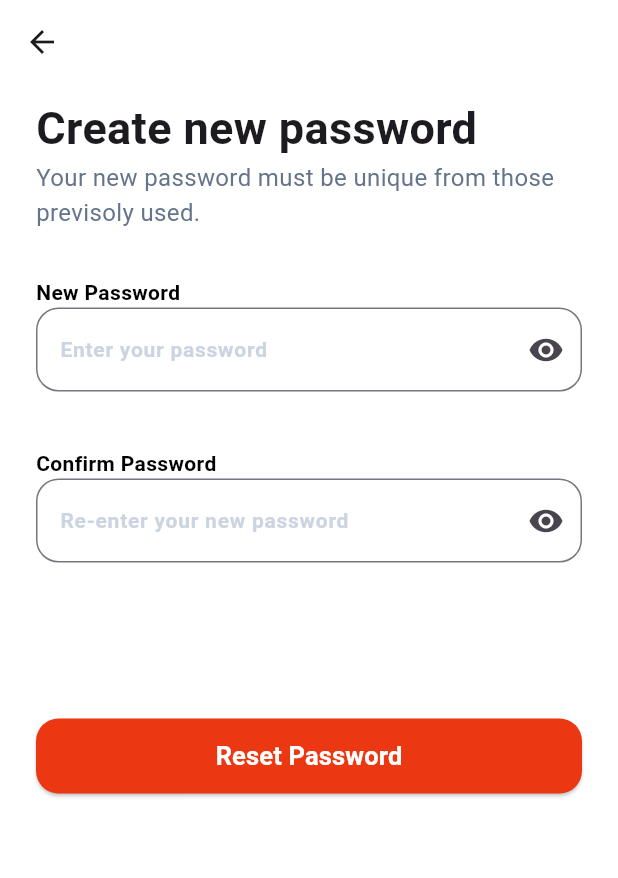
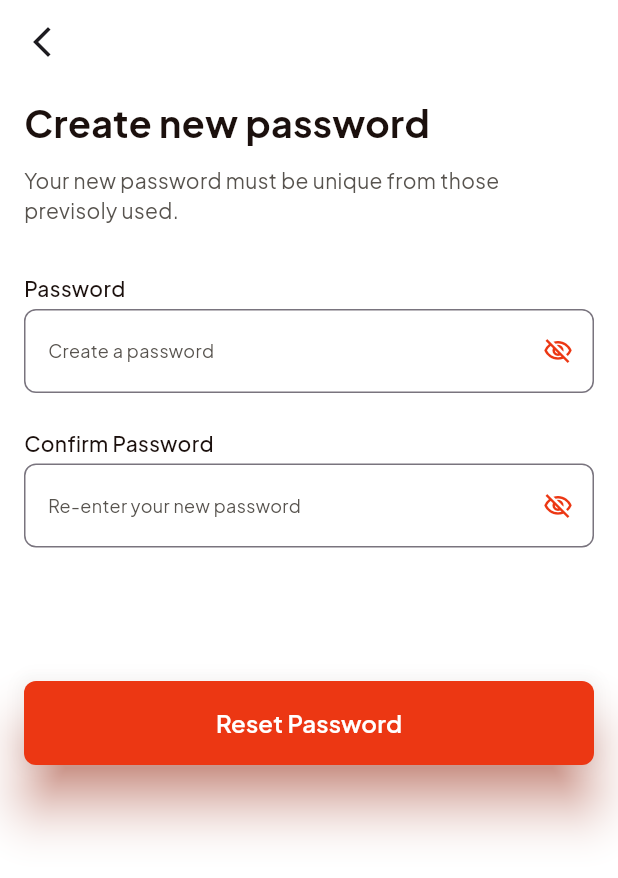
Before and after one commit to yousef1719/graduation_project_nti, a Flutter app: the CreatePasswordScreen screen opened directly, on a phone screen of 412 x 824 dp. Shown: the top 878 px of the screen. Run offline on Flutter 3.47's test engine with Material 3 defaults, Android fonts, the phone set to English and light mode, and no system bars; our stand-ins replace flutter_svg.

Commit message:
Editing In Screens

```diff
--- a/lib/core/constants/app_images.dart
+++ b/lib/core/constants/app_images.dart
@@ -2,4 +2,6 @@ class AppImages {
   static const String logo = 'assets/images/svgicons/logo.svg';
   static const String backgroundOnboarding =
       'assets/images/background/Background_onboarding.png';
+  static const String facbookLogo = 'assets/images/svgicons/facebook.svg';
+  static const String googleLogo = 'assets/images/svgicons/google.svg';
 }
--- /dev/null
+++ b/lib/core/shared_widgets/custom_elevated_button.dart
@@ -0,0 +1,37 @@
+// ignore_for_file: deprecated_member_use
+
+import 'package:flutter/material.dart';
+import 'package:graduation_project_nti/core/constants/app_colors.dart';
+import 'package:graduation_project_nti/core/shared_widgets/custom_text.dart';
+
+class CustomElevatedButton extends StatelessWidget {
+  const CustomElevatedButton({
+    super.key,
+    required this.onPressed,
+    required this.text,
+  });
+  final String text;
+  final void Function() onPressed;
+
+  @override
+  Widget build(BuildContext context) {
+    return ElevatedButton(
+      style: ElevatedButton.styleFrom(
+        backgroundColor: Color(0xffEC3713),
+        minimumSize: Size(double.infinity, 56),
+        elevation: 15,
+        shadowColor: AppColors.primaryColor.withOpacity(1),
+        shape: RoundedRectangleBorder(
+          borderRadius: BorderRadiusGeometry.circular(8),
+        ),
+      ),
+      onPressed: onPressed,
+      child: CustomText(
+        text: text,
+        fontSize: 16,
+        color: AppColors.backgroundColor,
+        fontWeight: FontWeight.w600,
+      ),
+    );
+  }
+}
--- a/lib/features/auth/presentation/screens/Create_password_Screen.dart
+++ b/lib/features/auth/presentation/screens/Create_password_Screen.dart
@@ -1,7 +1,9 @@
 import 'package:flutter/material.dart';
+import 'package:graduation_project_nti/core/constants/app_colors.dart';
 import 'package:graduation_project_nti/core/helpers/validators.dart';
+import 'package:graduation_project_nti/core/shared_widgets/custom_elevated_button.dart';
 import 'package:graduation_project_nti/features/auth/presentation/widgets/Header.dart';
-import 'package:graduation_project_nti/features/auth/presentation/widgets/Text_Fieldes.dart';
+import 'package:graduation_project_nti/features/auth/presentation/widgets/custom_text_form_field.dart';
 
 class CreatePasswordScreen extends StatefulWidget {
   const CreatePasswordScreen({super.key});
@@ -17,13 +19,18 @@ class _CreatePasswordScreenState extends State<CreatePasswordScreen> {
   @override
   Widget build(BuildContext context) {
     return Scaffold(
-      backgroundColor: Colors.white,
+      backgroundColor: AppColors.backgroundColor,
       appBar: AppBar(
-        backgroundColor: Colors.white,
-        leading: IconButton(onPressed: () {}, icon: Icon(Icons.arrow_back)),
+        elevation: 0,
+        scrolledUnderElevation: 0,
+        backgroundColor: AppColors.backgroundColor,
+        leading: IconButton(
+          onPressed: () {},
+          icon: Icon(Icons.arrow_back_ios_new),
+        ),
       ),
       body: Padding(
-        padding: const EdgeInsets.symmetric(horizontal: 24.0),
+        padding: const EdgeInsets.symmetric(horizontal: 16),
         child: SingleChildScrollView(
           child: Column(
             children: [
@@ -34,9 +41,9 @@ class _CreatePasswordScreenState extends State<CreatePasswordScreen> {
                     'Your new password must be unique from those previsoly used.',
               ),
               SizedBox(height: 32),
-              TextFieldes(
-                label: 'New Password',
-                hint: 'Enter your password',
+              CustomTextField(
+                labelText: "Password",
+                hintText: "Create a password",
                 obscureText: isVisible,
                 validator: (pass) {
                   return Validator.validatePassword(pass!);
@@ -48,15 +55,21 @@ class _CreatePasswordScreenState extends State<CreatePasswordScreen> {
                     });
                   },
                   icon: Icon(
-                    isVisible ? Icons.visibility : Icons.visibility_off,
+                    isVisible
+                        ? Icons.visibility_off_outlined
+                        : Icons.visibility_outlined,
                   ),
+                  color: isVisible
+                      ? AppColors.primaryColor
+                      : AppColors.hintTextColor,
+                  iconSize: 20,
                 ),
                 controller: newPassword,
               ),
               SizedBox(height: 18),
-              TextFieldes(
-                label: 'Confirm Password',
-                hint: 'Re-enter your new password',
+              CustomTextField(
+                labelText: 'Confirm Password',
+                hintText: 'Re-enter your new password',
                 obscureText: isVisible,
                 validator: (pass) {
                   return Validator.validatePassword(pass!);
@@ -68,31 +81,20 @@ class _CreatePasswordScreenState extends State<CreatePasswordScreen> {
                     });
                   },
                   icon: Icon(
-                    isVisible ? Icons.visibility : Icons.visibility_off,
+                    isVisible
+                        ? Icons.visibility_off_outlined
+                        : Icons.visibility_outlined,
                   ),
+                  color: isVisible
+                      ? AppColors.primaryColor
+                      : AppColors.hintTextColor,
+                  iconSize: 20,
                 ),
-                controller: confirmPassword,
+                controller: newPassword,
               ),
               Card(),
               SizedBox(height: 76),
-              ElevatedButton(
-                onPressed: () {},
-                style: ElevatedButton.styleFrom(
-                  minimumSize: const Size(double.infinity, 50),
-                  backgroundColor: Color(0xffEC3713),
-                  shape: RoundedRectangleBorder(
-                    borderRadius: BorderRadius.all(Radius.circular(15)),
-                  ),
-                ),
-                child: Text(
-                  ('Reset Password'),
-                  style: TextStyle(
-                    fontSize: 17,
-                    fontWeight: FontWeight.w600,
-                    color: Colors.white,
-                  ),
-                ),
-              ),
+              CustomElevatedButton(onPressed: () {}, text: 'Reset Password'),
             ],
           ),
         ),
--- a/lib/features/auth/presentation/widgets/Header.dart
+++ b/lib/features/auth/presentation/widgets/Header.dart
@@ -1,4 +1,8 @@
+// ignore_for_file: file_names
+
 import 'package:flutter/material.dart';
+import 'package:graduation_project_nti/core/constants/app_colors.dart';
+import 'package:graduation_project_nti/core/shared_widgets/custom_text.dart';
 
 class Header extends StatelessWidget {
   const Header({super.key, required this.title, required this.subtitle});
@@ -10,17 +14,18 @@ class Header extends StatelessWidget {
     return Column(
       crossAxisAlignment: CrossAxisAlignment.start,
       children: [
-        Text(
-          title,
-          style: TextStyle(fontSize: 30, fontWeight: FontWeight.w700),
+        CustomText(
+          text: title,
+          fontSize: 25,
+          color: AppColors.textColor,
+          fontWeight: FontWeight.w700,
         ),
-        Text(
-          subtitle,
-          style: TextStyle(
-            fontSize: 16,
-            fontWeight: FontWeight.w400,
-            color: Color(0xff64748B),
-          ),
+        const SizedBox(height: 10),
+        CustomText(
+          text: subtitle,
+          fontSize: 14,
+          color: AppColors.hintTextColor,
+          fontWeight: FontWeight.w400,
         ),
       ],
     );
--- a/lib/features/auth/presentation/widgets/Text_Fieldes.dart
+++ /dev/null
@@ -1,60 +0,0 @@
-import 'package:flutter/material.dart';
-
-class TextFieldes extends StatelessWidget {
-  const TextFieldes({
-    super.key,
-    required this.label,
-    required this.hint,
-    this.suffixIcon,
-    this.obscureText = false,
-    required this.controller,
-    this.validator,
-  });
-  final String label;
-  final String hint;
-  final TextEditingController controller;
-  final Widget? suffixIcon;
-  final String? Function(String?)? validator;
-  final bool? obscureText;
-
-  @override
-  Widget build(BuildContext context) {
-    return Column(
-      crossAxisAlignment: CrossAxisAlignment.start,
-      children: [
-        Text(
-          label,
-          style: TextStyle(
-            fontSize: 14,
-            fontWeight: FontWeight.w600,
-            color: Colors.black,
-          ),
-        ),
-        TextFormField(
-          validator: validator,
-          autovalidateMode: AutovalidateMode.onUserInteraction,
-          obscureText: obscureText!,
-          controller: controller,
-          decoration: InputDecoration(
-            suffixIcon: suffixIcon,
-            label: Text(
-              hint,
-              style: TextStyle(
-                fontSize: 14,
-                fontWeight: FontWeight.w600,
-                color: Color(0xffCBD5E1),
-              ),
-            ),
-            border: OutlineInputBorder(borderRadius: BorderRadius.circular(15)),
-
-            focusedBorder: OutlineInputBorder(
-              borderSide: BorderSide(),
-              borderRadius: BorderRadius.circular(15),
-            ),
-          ),
-        ),
-        SizedBox(height: 20),
-      ],
-    );
-  }
-}
--- a/lib/features/auth/presentation/widgets/custom_TextFormField.dart
+++ b/lib/features/auth/presentation/widgets/custom_text_form_field.dart
@@ -1,4 +1,6 @@
 import 'package:flutter/material.dart';
+import 'package:graduation_project_nti/core/constants/app_colors.dart';
+import 'package:graduation_project_nti/core/shared_widgets/custom_text.dart';
 
 class CustomTextField extends StatelessWidget {
   const CustomTextField({
@@ -10,6 +12,7 @@ class CustomTextField extends StatelessWidget {
     this.suffixIcon,
     this.keyboardType,
     this.maxLines = 1,
+    this.validator,
   });
 
   final String labelText, hintText;
@@ -17,6 +20,7 @@ class CustomTextField extends StatelessWidget {
   final bool? obscureText;
   final Widget? suffixIcon;
   final TextInputType? keyboardType;
+  final String? Function(String?)? validator;
   final int maxLines;
 
   @override
@@ -24,32 +28,36 @@ class CustomTextField extends StatelessWidget {
     return Column(
       crossAxisAlignment: CrossAxisAlignment.start,
       children: [
-        Text(
-          labelText,
-          style: TextStyle(
-            color: Color(0XFF171717),
-            fontSize: 14,
-            fontWeight: FontWeight.w500,
-          ),
+        CustomText(
+          text: labelText,
+          fontSize: 14,
+          color: AppColors.textColor,
+          fontWeight: FontWeight.w500,
         ),
         SizedBox(height: 4),
         TextFormField(
           controller: controller,
-          cursorColor: Color(0xff9A594C),
+          validator: validator,
+          cursorColor: AppColors.primaryColor,
           keyboardType: keyboardType,
           maxLines: maxLines,
           autovalidateMode: AutovalidateMode.onUserInteraction,
           obscureText: obscureText ?? false,
           decoration: InputDecoration(
             suffixIcon: suffixIcon,
-            hint: Text(hintText, style: TextStyle(color: Color(0xff9A594C))),
+            hint: CustomText(
+              text: hintText,
+              fontSize: 12,
+              color: AppColors.hintTextColor,
+            ),
+
             border: OutlineInputBorder(
               borderRadius: BorderRadius.circular(8),
-              borderSide: BorderSide(color: Color(0xffE2E2E2)),
+              borderSide: BorderSide(color: AppColors.hintTextColor),
             ),
             focusedBorder: OutlineInputBorder(
               borderRadius: BorderRadius.circular(8),
-              borderSide: BorderSide(color: Color(0xff9A594C), width: 1),
+              borderSide: BorderSide(color: AppColors.primaryColor, width: 1),
             ),
           ),
         ),
--- a/lib/features/splash/presentation/screens/onboarding_screen.dart
+++ b/lib/features/splash/presentation/screens/onboarding_screen.dart
@@ -1,6 +1,5 @@
 import 'package:flutter/material.dart';
 import 'package:graduation_project_nti/core/constants/app_colors.dart';
-import 'package:graduation_project_nti/core/shared_widgets/custom_text.dart';
 import 'package:graduation_project_nti/features/splash/presentation/widgets/custom_background_onbrdg.dart';
 import 'package:graduation_project_nti/features/splash/presentation/widgets/custom_body_onboarding.dart';
 
--- a/lib/features/splash/presentation/screens/splash_screen.dart
+++ b/lib/features/splash/presentation/screens/splash_screen.dart
@@ -1,3 +1,5 @@
+// ignore_for_file: deprecated_member_use
+
 import 'dart:async';
 import 'package:flutter/material.dart';
 import 'package:flutter_svg/flutter_svg.dart';
```
Also changed, not shown: lib/features/auth/presentation/screens/register_screen.dart (+57 -78 lines), lib/features/splash/presentation/widgets/custom_body_onboarding.dart (+24 -17 lines), pubspec.yaml (+4 -5 lines), assets/images/svgicons/facebook.svg (renamed from assets/icons/facebook.svg), assets/images/svgicons/google.svg (renamed from assets/icons/google.svg), pubspec.lock, 4 other files.
